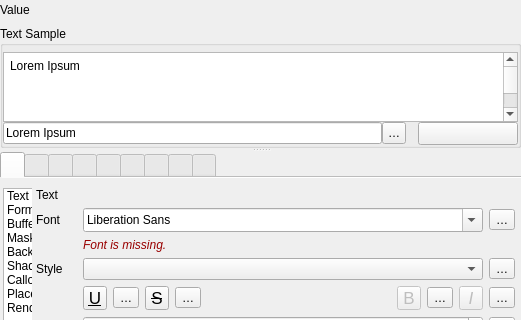
Above: src/ui/qgstextformatwidgetbase.ui from qgis/QGIS before the change; both pictures show x 0 to 521 and y 0 to 320 of the 521 by 650 pixel window. Below: the same form after it.
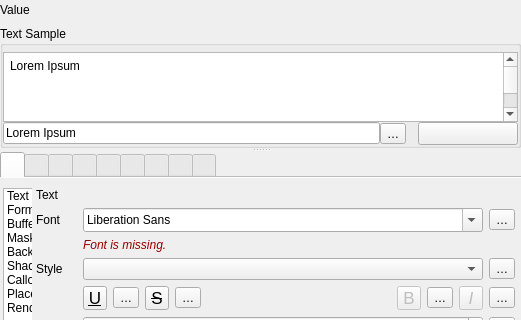
That is the form after the change. Icons and pictures are not drawn. Custom widgets are drawn as their Qt base class.

Patch:
```diff
--- a/src/ui/qgstextformatwidgetbase.ui
+++ b/src/ui/qgstextformatwidgetbase.ui
@@ -268,12 +268,6 @@
             </item>
             <item>
              <widget class="QToolButton" name="mPreviewTextBtn">
-              <property name="maximumSize">
-               <size>
-                <width>24</width>
-                <height>22</height>
-               </size>
-              </property>
               <property name="toolTip">
                <string>Reset sample text</string>
               </property>
```
Left out of the diff: 6 changed lines with no effect on the pictures.
